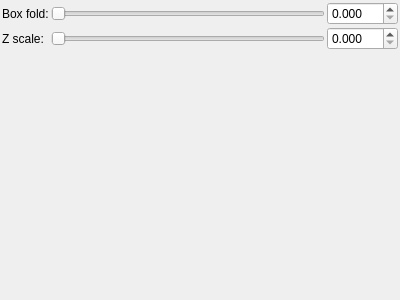
The window that mandelbulber2/qt_data/fractal_boxfold_bulbpow2.ui (buddhi1980/mandelbulber2) describes before a commit, drawn with Qt 5.
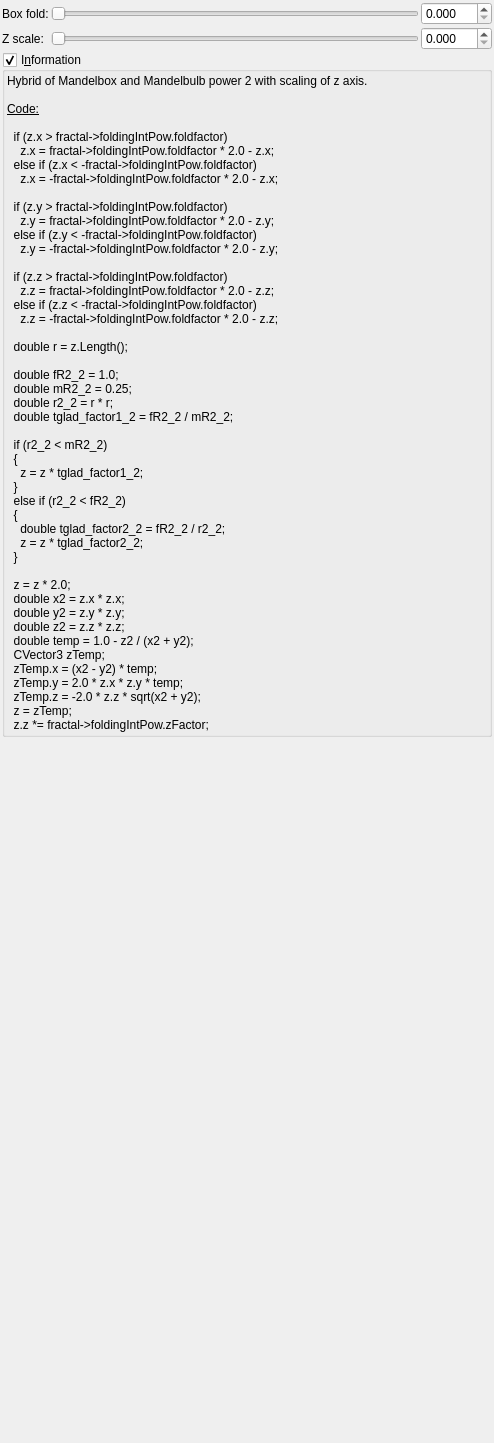
The same window after the commit. Custom widgets are drawn as their Qt base class.

The edit to the form file:
```diff
--- a/mandelbulber2/qt_data/fractal_boxfold_bulbpow2.ui
+++ b/mandelbulber2/qt_data/fractal_boxfold_bulbpow2.ui
@@ -6,8 +6,8 @@
    <rect>
     <x>0</x>
     <y>0</y>
-    <width>400</width>
-    <height>300</height>
+    <width>494</width>
+    <height>1443</height>
    </rect>
   </property>
   <property name="windowTitle">
@@ -150,6 +150,102 @@
      </item>
     </layout>
    </item>
+   <item>
+    <widget class="MyGroupBox" name="groupCheck_info">
+     <property name="title">
+      <string>I&amp;nformation</string>
+     </property>
+     <property name="flat">
+      <bool>false</bool>
+     </property>
+     <property name="checkable">
+      <bool>true</bool>
+     </property>
+     <layout class="QVBoxLayout" name="verticalLayout_2">
+      <property name="spacing">
+       <number>2</number>
+      </property>
+      <property name="leftMargin">
+       <number>2</number>
+      </property>
+      <property name="topMargin">
+       <number>2</number>
+      </property>
+      <property name="rightMargin">
+       <number>2</number>
+      </property>
+      <property name="bottomMargin">
+       <number>2</number>
+      </property>
+      <item>
+       <widget class="QLabel" name="label_4">
+        <property name="text">
+         <string>&lt;!DOCTYPE HTML PUBLIC &quot;-//W3C//DTD HTML 4.0//EN&quot; &quot;http://www.w3.org/TR/REC-html40/strict.dtd&quot;&gt;
+&lt;html&gt;&lt;head&gt;&lt;meta name=&quot;qrichtext&quot; content=&quot;1&quot; /&gt;&lt;style type=&quot;text/css&quot;&gt;
+p, li { white-space: pre-wrap; }
+&lt;/style&gt;&lt;/head&gt;&lt;body&gt;
+&lt;p style=&quot; margin-top:0px; margin-bottom:0px; margin-left:0px; margin-right:0px; -qt-block-indent:0; text-indent:0px;&quot;&gt;Hybrid of Mandelbox and Mandelbulb power 2 with scaling of z axis.&lt;/p&gt;
+&lt;p style=&quot;-qt-paragraph-type:empty; margin-top:0px; margin-bottom:0px; margin-left:0px; margin-right:0px; -qt-block-indent:0; text-indent:0px;&quot;&gt;&lt;br /&gt;&lt;/p&gt;
+&lt;p style=&quot; margin-top:0px; margin-bottom:0px; margin-left:0px; margin-right:0px; -qt-block-indent:0; text-indent:0px;&quot;&gt;&lt;span style=&quot; text-decoration: underline;&quot;&gt;Code:&lt;/span&gt;&lt;/p&gt;
+&lt;p style=&quot;-qt-paragraph-type:empty; margin-top:0px; margin-bottom:0px; margin-left:0px; margin-right:0px; -qt-block-indent:0; text-indent:0px; text-decoration: underline;&quot;&gt;&lt;br /&gt;&lt;/p&gt;
+&lt;p style=&quot; margin-top:0px; margin-bottom:0px; margin-left:0px; margin-right:0px; -qt-block-indent:0; text-indent:0px;&quot;&gt;  if (z.x &amp;gt; fractal-&amp;gt;foldingIntPow.foldfactor)&lt;/p&gt;
+&lt;p style=&quot; margin-top:0px; margin-bottom:0px; margin-left:0px; margin-right:0px; -qt-block-indent:0; text-indent:0px;&quot;&gt;    z.x = fractal-&amp;gt;foldingIntPow.foldfactor * 2.0 - z.x;&lt;/p&gt;
+&lt;p style=&quot; margin-top:0px; margin-bottom:0px; margin-left:0px; margin-right:0px; -qt-block-indent:0; text-indent:0px;&quot;&gt;  else if (z.x &amp;lt; -fractal-&amp;gt;foldingIntPow.foldfactor)&lt;/p&gt;
+&lt;p style=&quot; margin-top:0px; margin-bottom:0px; margin-left:0px; margin-right:0px; -qt-block-indent:0; text-indent:0px;&quot;&gt;    z.x = -fractal-&amp;gt;foldingIntPow.foldfactor * 2.0 - z.x;&lt;/p&gt;
+&lt;p style=&quot;-qt-paragraph-type:empty; margin-top:0px; margin-bottom:0px; margin-left:0px; margin-right:0px; -qt-block-indent:0; text-indent:0px;&quot;&gt;&lt;br /&gt;&lt;/p&gt;
+&lt;p style=&quot; margin-top:0px; margin-bottom:0px; margin-left:0px; margin-right:0px; -qt-block-indent:0; text-indent:0px;&quot;&gt;  if (z.y &amp;gt; fractal-&amp;gt;foldingIntPow.foldfactor)&lt;/p&gt;
+&lt;p style=&quot; margin-top:0px; margin-bottom:0px; margin-left:0px; margin-right:0px; -qt-block-indent:0; text-indent:0px;&quot;&gt;    z.y = fractal-&amp;gt;foldingIntPow.foldfactor * 2.0 - z.y;&lt;/p&gt;
+&lt;p style=&quot; margin-top:0px; margin-bottom:0px; margin-left:0px; margin-right:0px; -qt-block-indent:0; text-indent:0px;&quot;&gt;  else if (z.y &amp;lt; -fractal-&amp;gt;foldingIntPow.foldfactor)&lt;/p&gt;
+&lt;p style=&quot; margin-top:0px; margin-bottom:0px; margin-left:0px; margin-right:0px; -qt-block-indent:0; text-indent:0px;&quot;&gt;    z.y = -fractal-&amp;gt;foldingIntPow.foldfactor * 2.0 - z.y;&lt;/p&gt;
+&lt;p style=&quot;-qt-paragraph-type:empty; margin-top:0px; margin-bottom:0px; margin-left:0px; margin-right:0px; -qt-block-indent:0; text-indent:0px;&quot;&gt;&lt;br /&gt;&lt;/p&gt;
+&lt;p style=&quot; margin-top:0px; margin-bottom:0px; margin-left:0px; margin-right:0px; -qt-block-indent:0; text-indent:0px;&quot;&gt;  if (z.z &amp;gt; fractal-&amp;gt;foldingIntPow.foldfactor)&lt;/p&gt;
+&lt;p style=&quot; margin-top:0px; margin-bottom:0px; margin-left:0px; margin-right:0px; -qt-block-indent:0; text-indent:0px;&quot;&gt;    z.z = fractal-&amp;gt;foldingIntPow.foldfactor * 2.0 - z.z;&lt;/p&gt;
+&lt;p style=&quot; margin-top:0px; margin-bottom:0px; margin-left:0px; margin-right:0px; -qt-block-indent:0; text-indent:0px;&quot;&gt;  else if (z.z &amp;lt; -fractal-&amp;gt;foldingIntPow.foldfactor)&lt;/p&gt;
+&lt;p style=&quot; margin-top:0px; margin-bottom:0px; margin-left:0px; margin-right:0px; -qt-block-indent:0; text-indent:0px;&quot;&gt;    z.z = -fractal-&amp;gt;foldingIntPow.foldfactor * 2.0 - z.z;&lt;/p&gt;
+&lt;p style=&quot;-qt-paragraph-type:empty; margin-top:0px; margin-bottom:0px; margin-left:0px; margin-right:0px; -qt-block-indent:0; text-indent:0px;&quot;&gt;&lt;br /&gt;&lt;/p&gt;
+&lt;p style=&quot; margin-top:0px; margin-bottom:0px; margin-left:0px; margin-right:0px; -qt-block-indent:0; text-indent:0px;&quot;&gt;  double r = z.Length();&lt;/p&gt;
+&lt;p style=&quot;-qt-paragraph-type:empty; margin-top:0px; margin-bottom:0px; margin-left:0px; margin-right:0px; -qt-block-indent:0; text-indent:0px;&quot;&gt;&lt;br /&gt;&lt;/p&gt;
+&lt;p style=&quot; margin-top:0px; margin-bottom:0px; margin-left:0px; margin-right:0px; -qt-block-indent:0; text-indent:0px;&quot;&gt;  double fR2_2 = 1.0;&lt;/p&gt;
+&lt;p style=&quot; margin-top:0px; margin-bottom:0px; margin-left:0px; margin-right:0px; -qt-block-indent:0; text-indent:0px;&quot;&gt;  double mR2_2 = 0.25;&lt;/p&gt;
+&lt;p style=&quot; margin-top:0px; margin-bottom:0px; margin-left:0px; margin-right:0px; -qt-block-indent:0; text-indent:0px;&quot;&gt;  double r2_2 = r * r;&lt;/p&gt;
+&lt;p style=&quot; margin-top:0px; margin-bottom:0px; margin-left:0px; margin-right:0px; -qt-block-indent:0; text-indent:0px;&quot;&gt;  double tglad_factor1_2 = fR2_2 / mR2_2;&lt;/p&gt;
+&lt;p style=&quot;-qt-paragraph-type:empty; margin-top:0px; margin-bottom:0px; margin-left:0px; margin-right:0px; -qt-block-indent:0; text-indent:0px;&quot;&gt;&lt;br /&gt;&lt;/p&gt;
+&lt;p style=&quot; margin-top:0px; margin-bottom:0px; margin-left:0px; margin-right:0px; -qt-block-indent:0; text-indent:0px;&quot;&gt;  if (r2_2 &amp;lt; mR2_2)&lt;/p&gt;
+&lt;p style=&quot; margin-top:0px; margin-bottom:0px; margin-left:0px; margin-right:0px; -qt-block-indent:0; text-indent:0px;&quot;&gt;  {&lt;/p&gt;
+&lt;p style=&quot; margin-top:0px; margin-bottom:0px; margin-left:0px; margin-right:0px; -qt-block-indent:0; text-indent:0px;&quot;&gt;    z = z * tglad_factor1_2;&lt;/p&gt;
+&lt;p style=&quot; margin-top:0px; margin-bottom:0px; margin-left:0px; margin-right:0px; -qt-block-indent:0; text-indent:0px;&quot;&gt;  }&lt;/p&gt;
+&lt;p style=&quot; margin-top:0px; margin-bottom:0px; margin-left:0px; margin-right:0px; -qt-block-indent:0; text-indent:0px;&quot;&gt;  else if (r2_2 &amp;lt; fR2_2)&lt;/p&gt;
+&lt;p style=&quot; margin-top:0px; margin-bottom:0px; margin-left:0px; margin-right:0px; -qt-block-indent:0; text-indent:0px;&quot;&gt;  {&lt;/p&gt;
+&lt;p style=&quot; margin-top:0px; margin-bottom:0px; margin-left:0px; margin-right:0px; -qt-block-indent:0; text-indent:0px;&quot;&gt;    double tglad_factor2_2 = fR2_2 / r2_2;&lt;/p&gt;
+&lt;p style=&quot; margin-top:0px; margin-bottom:0px; margin-left:0px; margin-right:0px; -qt-block-indent:0; text-indent:0px;&quot;&gt;    z = z * tglad_factor2_2;&lt;/p&gt;
+&lt;p style=&quot; margin-top:0px; margin-bottom:0px; margin-left:0px; margin-right:0px; -qt-block-indent:0; text-indent:0px;&quot;&gt;  }&lt;/p&gt;
+&lt;p style=&quot;-qt-paragraph-type:empty; margin-top:0px; margin-bottom:0px; margin-left:0px; margin-right:0px; -qt-block-indent:0; text-indent:0px;&quot;&gt;&lt;br /&gt;&lt;/p&gt;
+&lt;p style=&quot; margin-top:0px; margin-bottom:0px; margin-left:0px; margin-right:0px; -qt-block-indent:0; text-indent:0px;&quot;&gt;  z = z * 2.0;&lt;/p&gt;
+&lt;p style=&quot; margin-top:0px; margin-bottom:0px; margin-left:0px; margin-right:0px; -qt-block-indent:0; text-indent:0px;&quot;&gt;  double x2 = z.x * z.x;&lt;/p&gt;
+&lt;p style=&quot; margin-top:0px; margin-bottom:0px; margin-left:0px; margin-right:0px; -qt-block-indent:0; text-indent:0px;&quot;&gt;  double y2 = z.y * z.y;&lt;/p&gt;
+&lt;p style=&quot; margin-top:0px; margin-bottom:0px; margin-left:0px; margin-right:0px; -qt-block-indent:0; text-indent:0px;&quot;&gt;  double z2 = z.z * z.z;&lt;/p&gt;
+&lt;p style=&quot; margin-top:0px; margin-bottom:0px; margin-left:0px; margin-right:0px; -qt-block-indent:0; text-indent:0px;&quot;&gt;  double temp = 1.0 - z2 / (x2 + y2);&lt;/p&gt;
+&lt;p style=&quot; margin-top:0px; margin-bottom:0px; margin-left:0px; margin-right:0px; -qt-block-indent:0; text-indent:0px;&quot;&gt;  CVector3 zTemp;&lt;/p&gt;
+&lt;p style=&quot; margin-top:0px; margin-bottom:0px; margin-left:0px; margin-right:0px; -qt-block-indent:0; text-indent:0px;&quot;&gt;  zTemp.x = (x2 - y2) * temp;&lt;/p&gt;
+&lt;p style=&quot; margin-top:0px; margin-bottom:0px; margin-left:0px; margin-right:0px; -qt-block-indent:0; text-indent:0px;&quot;&gt;  zTemp.y = 2.0 * z.x * z.y * temp;&lt;/p&gt;
+&lt;p style=&quot; margin-top:0px; margin-bottom:0px; margin-left:0px; margin-right:0px; -qt-block-indent:0; text-indent:0px;&quot;&gt;  zTemp.z = -2.0 * z.z * sqrt(x2 + y2);&lt;/p&gt;
+&lt;p style=&quot; margin-top:0px; margin-bottom:0px; margin-left:0px; margin-right:0px; -qt-block-indent:0; text-indent:0px;&quot;&gt;  z = zTemp;&lt;/p&gt;
+&lt;p style=&quot; margin-top:0px; margin-bottom:0px; margin-left:0px; margin-right:0px; -qt-block-indent:0; text-indent:0px;&quot;&gt;  z.z *= fractal-&amp;gt;foldingIntPow.zFactor;&lt;/p&gt;&lt;/body&gt;&lt;/html&gt;</string>
+        </property>
+        <property name="wordWrap">
+         <bool>true</bool>
+        </property>
+        <property name="openExternalLinks">
+         <bool>true</bool>
+        </property>
+        <property name="textInteractionFlags">
+         <set>Qt::LinksAccessibleByMouse|Qt::TextSelectableByMouse</set>
+        </property>
+       </widget>
+      </item>
+     </layout>
+    </widget>
+   </item>
    <item>
     <spacer name="verticalSpacer">
      <property name="orientation">
@@ -171,6 +267,12 @@
    <extends>QDoubleSpinBox</extends>
    <header>mydoublespinbox.h</header>
   </customwidget>
+  <customwidget>
+   <class>MyGroupBox</class>
+   <extends>QGroupBox</extends>
+   <header>mygroupbox.h</header>
+   <container>1</container>
+  </customwidget>
  </customwidgets>
  <tabstops>
   <tabstop>slider_boxfold_bulbpow2_folding_factor</tabstop>
```
